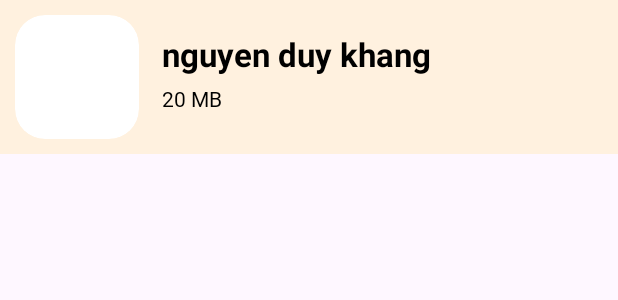
After one commit to VolioKhangnd/ResizeVideo-new, an Android app: the layout item_video_compressing.xml on its own in the app's theme, with its tools: preview values and no code run, on a phone screen of 412 x 824 dp. The commit adds this screen. Shown: the top 300 px of the screen. Run offline under Robolectric (Android 15) with nearby library versions, the phone set to English and light mode, and no system bars.

Commit message:
processing video

```diff
--- a/app/src/main/java/com/tearas/resizevideo/ui/result/ResultActivity.kt
+++ b/app/src/main/java/com/tearas/resizevideo/ui/result/ResultActivity.kt
@@ -146,7 +146,6 @@ class ResultActivity : BaseActivity<ActivityResultBinding>() {
     private fun setUpAdapterRs() {
         val mediaOutput = intent.getMediaOutput()
         val mediaInput = intent.getMediaInput()
-
         adapter = ResultAdapter(
             this,
             if (intent.getActionMedia()!! != MediaAction.JoinVideo) 0L else mediaInput.sumOf { it.size },
@@ -171,7 +170,7 @@ class ResultActivity : BaseActivity<ActivityResultBinding>() {
 
         if (intent.getActionMedia()!! != MediaAction.JoinVideo) {
             adapter.submitData.forEachIndexed { index, pair ->
-                 handleSaveResult.save(
+                handleSaveResult.save(
                     pair.first.path,
                     pair.second.path,
                 )
--- a/app/src/main/java/com/tearas/resizevideo/ui/select_compress/SelectCompressActivity.kt
+++ b/app/src/main/java/com/tearas/resizevideo/ui/select_compress/SelectCompressActivity.kt
@@ -3,6 +3,7 @@ package com.tearas.resizevideo.ui.select_compress
 import android.annotation.SuppressLint
 import android.content.Intent
 import android.text.format.Formatter
+import android.util.Log
 import androidx.lifecycle.ViewModelProvider
 import com.tearas.resizevideo.core.BaseActivity
 import com.tearas.resizevideo.databinding.ActivitySelectCompressBinding
--- /dev/null
+++ b/app/src/main/res/drawable/baseline_access_time_24.xml
@@ -0,0 +1,6 @@
+<vector android:height="24dp" android:tint="#999494"
+    android:viewportHeight="24" android:viewportWidth="24"
+    android:width="24dp" xmlns:android="http://schemas.android.com/apk/res/android">
+    <path android:fillColor="@android:color/white" android:pathData="M11.99,2C6.47,2 2,6.48 2,12s4.47,10 9.99,10C17.52,22 22,17.52 22,12S17.52,2 11.99,2zM12,20c-4.42,0 -8,-3.58 -8,-8s3.58,-8 8,-8 8,3.58 8,8 -3.58,8 -8,8z"/>
+    <path android:fillColor="@android:color/white" android:pathData="M12.5,7H11v6l5.25,3.15 0.75,-1.23 -4.5,-2.67z"/>
+</vector>
--- a/app/src/main/res/drawable/baseline_done_24.xml
+++ b/app/src/main/res/drawable/baseline_done_24.xml
@@ -1,4 +1,4 @@
-<vector android:height="24dp" android:tint="#F5F5F8"
+<vector android:height="24dp" android:tint="#009915"
     android:viewportHeight="24" android:viewportWidth="24"
     android:width="24dp" xmlns:android="http://schemas.android.com/apk/res/android">
     <path android:fillColor="@android:color/white" android:pathData="M9,16.2L4.8,12l-1.4,1.4L9,19 21,7l-1.4,-1.4L9,16.2z"/>
--- /dev/null
+++ b/app/src/main/res/drawable/baseline_electric_bolt_24.xml
@@ -0,0 +1,5 @@
+<vector android:height="24dp" android:tint="#00E676"
+    android:viewportHeight="24" android:viewportWidth="24"
+    android:width="24dp" xmlns:android="http://schemas.android.com/apk/res/android">
+    <path android:fillColor="@android:color/white" android:pathData="M14.69,2.21L4.33,11.49c-0.64,0.58 -0.28,1.65 0.58,1.73L13,14l-4.85,6.76c-0.22,0.31 -0.19,0.74 0.08,1.01h0c0.3,0.3 0.77,0.31 1.08,0.02l10.36,-9.28c0.64,-0.58 0.28,-1.65 -0.58,-1.73L11,10l4.85,-6.76c0.22,-0.31 0.19,-0.74 -0.08,-1.01l0,0C15.47,1.93 15,1.92 14.69,2.21z"/>
+</vector>
--- a/app/src/main/res/drawable/ic_close_24.xml
+++ b/app/src/main/res/drawable/ic_close_24.xml
@@ -1,4 +1,4 @@
-<vector android:height="24dp" android:tint="@android:color/black"
+<vector android:height="24dp" android:tint="#FF0031"
     android:viewportHeight="24" android:viewportWidth="24"
     android:width="24dp" xmlns:android="http://schemas.android.com/apk/res/android">
     <path android:fillColor="@android:color/black" android:pathData="M19,6.41L17.59,5 12,10.59 6.41,5 5,6.41 10.59,12 5,17.59 6.41,19 12,13.41 17.59,19 19,17.59 13.41,12z"/>
--- /dev/null
+++ b/app/src/main/res/layout/item_video_compressing.xml
@@ -0,0 +1,83 @@
+<?xml version="1.0" encoding="utf-8"?>
+<androidx.constraintlayout.widget.ConstraintLayout xmlns:android="http://schemas.android.com/apk/res/android"
+    xmlns:app="http://schemas.android.com/apk/res-auto"
+    xmlns:tools="http://schemas.android.com/tools"
+    android:layout_width="match_parent"
+    android:layout_height="wrap_content"
+    android:background="@color/maintream"
+    tools:ignore="MissingDefaultResource">
+
+    <androidx.cardview.widget.CardView
+        android:id="@+id/cardView2"
+        android:layout_width="0dp"
+        android:layout_height="0dp"
+        android:layout_margin="10dp"
+        app:cardCornerRadius="20dp"
+        app:cardElevation="0dp"
+        app:layout_constraintBottom_toBottomOf="parent"
+        app:layout_constraintDimensionRatio="1:1"
+        app:layout_constraintStart_toStartOf="parent"
+        app:layout_constraintTop_toTopOf="parent"
+        app:layout_constraintWidth_percent="0.2">
+
+        <androidx.appcompat.widget.AppCompatImageView
+            android:id="@+id/thumbnail"
+            android:layout_width="match_parent"
+            android:layout_height="match_parent"
+            android:adjustViewBounds="true"
+            android:scaleType="centerCrop" />
+    </androidx.cardview.widget.CardView>
+
+    <LinearLayout
+        android:layout_width="0dp"
+        android:layout_height="wrap_content"
+        android:layout_marginStart="15sp"
+        android:orientation="vertical"
+        app:layout_constraintBottom_toBottomOf="parent"
+
+        app:layout_constraintEnd_toStartOf="@+id/state"
+        app:layout_constraintStart_toEndOf="@+id/cardView2"
+        app:layout_constraintTop_toTopOf="parent">
+
+        <androidx.appcompat.widget.AppCompatTextView
+            android:id="@+id/name"
+            style="@style/TextAppearance.Material3.TitleLarge"
+            android:layout_width="wrap_content"
+            android:layout_height="wrap_content"
+            android:autoSizeTextType="uniform"
+            android:ellipsize="middle"
+            android:lines="1"
+            android:text="nguyen duy khang"
+            android:textColor="@color/black"
+            android:textStyle="bold" />
+
+        <androidx.constraintlayout.widget.ConstraintLayout
+            android:layout_width="match_parent"
+            android:layout_height="wrap_content"
+            android:layout_marginTop="5dp"
+            android:layout_marginBottom="5dp"
+            android:orientation="horizontal">
+
+            <androidx.appcompat.widget.AppCompatTextView
+                android:id="@+id/size"
+                android:layout_width="wrap_content"
+                android:layout_height="wrap_content"
+                android:ellipsize="middle"
+                android:lines="1"
+                android:text="20 MB"
+                app:layout_constraintBottom_toBottomOf="parent"
+                app:layout_constraintTop_toTopOf="parent"
+                tools:layout_editor_absoluteX="4dp" />
+        </androidx.constraintlayout.widget.ConstraintLayout>
+
+    </LinearLayout>
+
+    <ImageView
+        android:id="@+id/state"
+        android:layout_width="30dp"
+        android:layout_height="30dp"
+        android:layout_marginEnd="10dp"
+        app:layout_constraintBottom_toBottomOf="parent"
+        app:layout_constraintEnd_toEndOf="parent"
+        app:layout_constraintTop_toTopOf="parent" />
+</androidx.constraintlayout.widget.ConstraintLayout>
--- a/app/src/main/res/values/colors.xml
+++ b/app/src/main/res/values/colors.xml
@@ -3,6 +3,7 @@
     <color name="black">#FF000000</color>
     <color name="white">#FFFFFFFF</color>
     <color name="maintream">#fff1df</color>
+    <color name="Color2979FF">#3D5AFE</color>
     <color name="maintream1">#57000207</color>
 
     <color name="bg_btn_speed">#e9effb</color>
```
Also changed, not shown: app/src/main/java/com/tearas/resizevideo/ffmpeg/IProcessFFmpeg.kt (+3 -4 lines), app/src/main/java/com/tearas/resizevideo/ffmpeg/VideoProcess.kt (+8 -9 lines), app/src/main/java/com/tearas/resizevideo/model/MediaInfo.kt (+9 -4 lines), app/src/main/java/com/tearas/resizevideo/ui/custom/ProgressCircle.kt (added, +244 -0 lines), app/src/main/java/com/tearas/resizevideo/ui/extract_audio/ExtractAudioActivity.kt (+7 -5 lines), app/src/main/java/com/tearas/resizevideo/ui/process/ProcessActivity.kt (+50 -28 lines), app/src/main/java/com/tearas/resizevideo/ui/process/ProcessAdapter.kt (+24 -7 lines), app/src/main/java/com/tearas/resizevideo/utils/IntentUtils.kt (+12 -6 lines), app/src/main/res/layout/activity_compare.xml (+56 -25 lines), app/src/main/res/layout/activity_process.xml (+41 -54 lines), app/src/main/res/values/attr.xml (added, +19 -0 lines), 1 other file.
